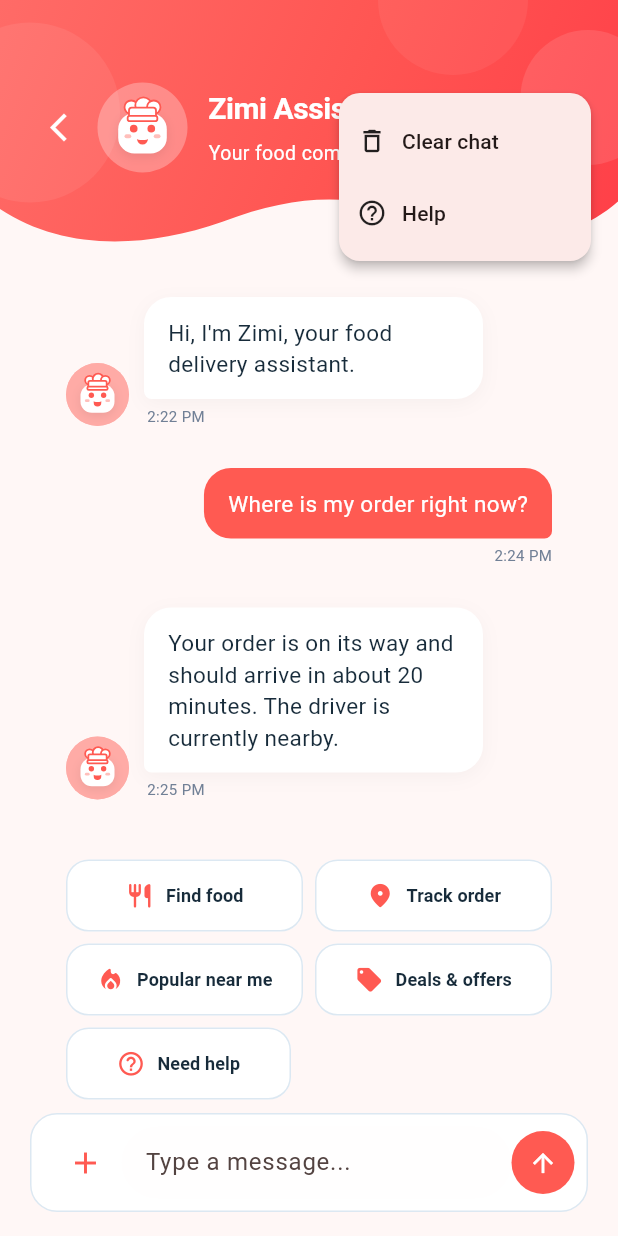
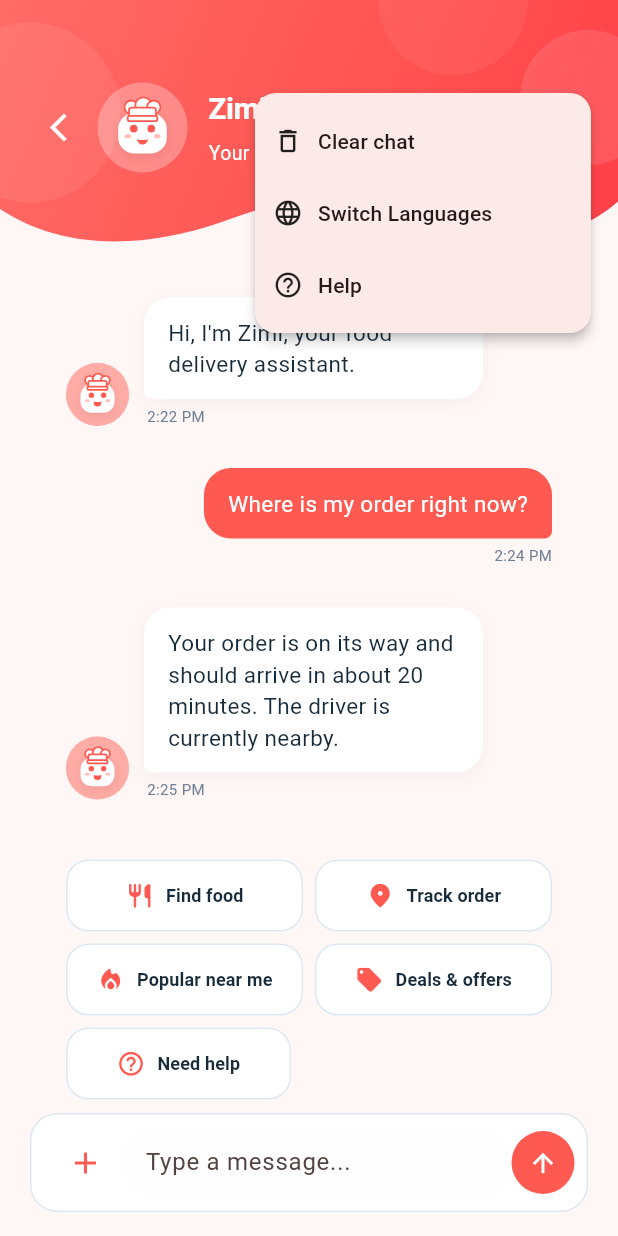
Before and after one commit to Gaelle-Akl/zimi_chat, a Flutter app: the screen it shows after launch, after a tap on the "keyboard control" icon, on a phone screen of 412 x 824 dp. Run offline on Flutter 3.47's test engine with Material 3 defaults, Android fonts, the phone set to English and light mode, and no system bars.

Commit message:
Added a case of language switching in the menu section

```diff
--- a/lib/features/chatbot/widgets/chat_header.dart
+++ b/lib/features/chatbot/widgets/chat_header.dart
@@ -14,7 +14,6 @@ class ChatHeader extends StatelessWidget {
         height: 170,
         width: double.infinity,
 
-        // More visible Zimi coral gradient
         decoration: const BoxDecoration(
           gradient: LinearGradient(
             begin: Alignment.topLeft,
@@ -34,9 +33,6 @@ class ChatHeader extends StatelessWidget {
 
         child: Stack(
           children: [
-            // ─────────────────────────────
-            // Decorative circles
-            // ─────────────────────────────
 
             Positioned(
               left: -40,
@@ -77,10 +73,6 @@ class ChatHeader extends StatelessWidget {
               ),
             ),
 
-            // ─────────────────────────────
-            // Header content
-            // ─────────────────────────────
-
             SafeArea(
               bottom: false,
               child: Padding(
@@ -91,9 +83,7 @@ class ChatHeader extends StatelessWidget {
                 child: Row(
                   crossAxisAlignment: CrossAxisAlignment.center,
                   children: [
-                    // ─────────────────────
-                    // BACK BUTTON
-                    // ─────────────────────
+
 
                     SizedBox(
                       width: 42,
@@ -113,19 +103,12 @@ class ChatHeader extends StatelessWidget {
 
                     const SizedBox(width: 5),
 
-                    // ─────────────────────
-                    // CUSTOM ZIMI AVATAR
-                    // ─────────────────────
-
                     const ZimiAvatar(
                       size: 60,
                     ),
 
                     const SizedBox(width: 14),
 
-                    // ─────────────────────
-                    // TITLE
-                    // ─────────────────────
 
                     const Expanded(
                       child: Column(
@@ -154,9 +137,6 @@ class ChatHeader extends StatelessWidget {
                       ),
                     ),
 
-                    // ─────────────────────
-                    // THREE-DOT MENU
-                    // ─────────────────────
 
                     Container(
                       width: 46,
@@ -181,9 +161,11 @@ class ChatHeader extends StatelessWidget {
                             case 'clear':
                               debugPrint('Clear chat selected');
                               break;
-
                             case 'help':
                               debugPrint('Help selected');
+                              break;
+                            case 'languages':
+                              debugPrint('Languages selected');
                               break;
                           }
                         },
@@ -198,6 +180,19 @@ class ChatHeader extends StatelessWidget {
                                 ),
                                 SizedBox(width: 10),
                                 Text('Clear chat'),
+                              ],
+                            ),
+                          ),
+                          PopupMenuItem<String>(
+                            value: 'Languages',
+                            child: Row(
+                              children: [
+                                Icon(
+                                  Icons.language_outlined,
+                                  size: 20,
+                                ),
+                                SizedBox(width: 10),
+                                Text('Switch Languages'),
                               ],
                             ),
                           ),
@@ -227,11 +222,6 @@ class ChatHeader extends StatelessWidget {
     );
   }
 }
-
-// ─────────────────────────────────────
-// HEADER WAVE
-// ─────────────────────────────────────
-
 class HeaderWaveClipper extends CustomClipper<Path> {
   @override
   Path getClip(Size size) {
```
Also changed, not shown: lib/features/chatbot/widgets/human_support_card.dart (added, +118 -0 lines).
